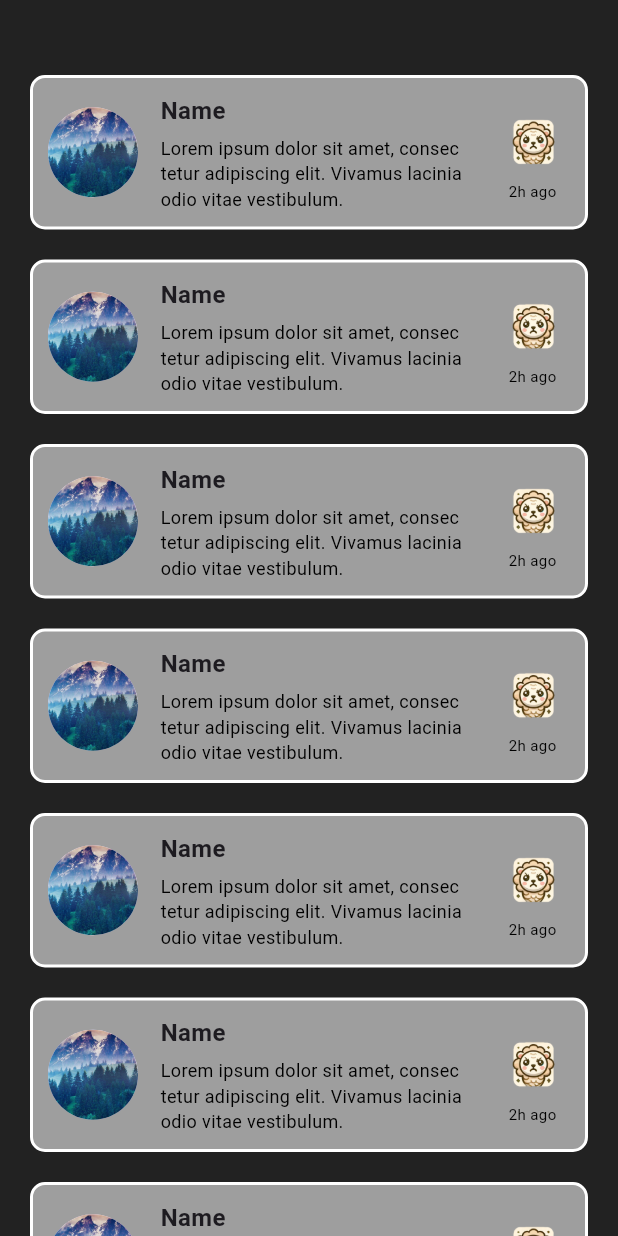
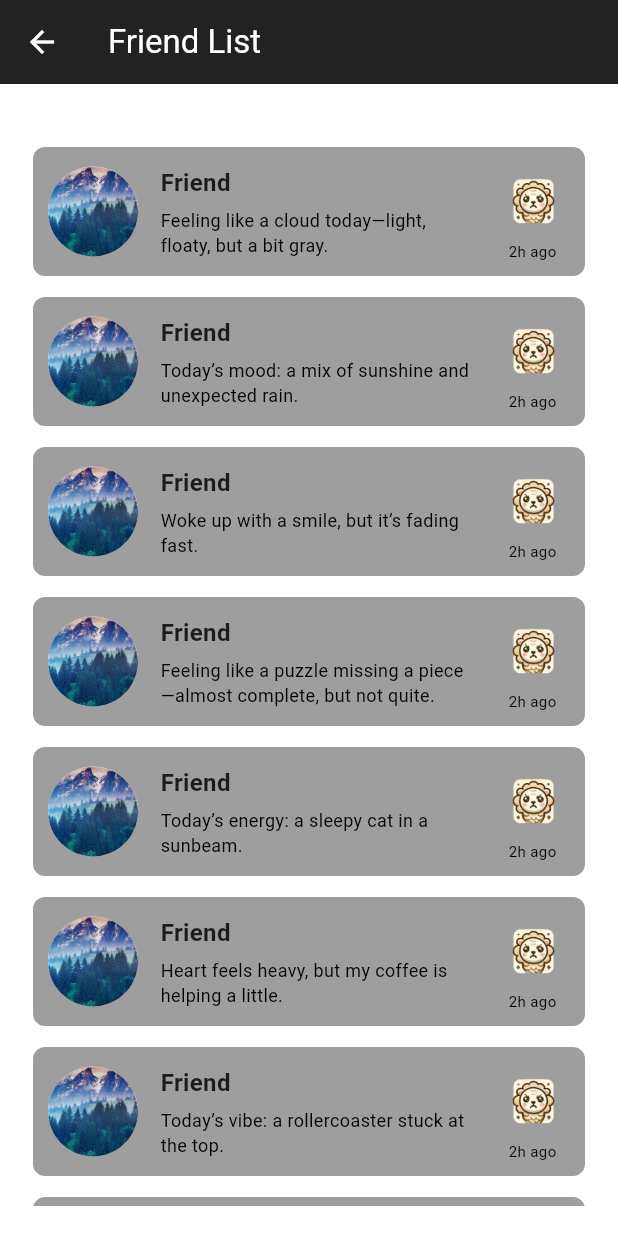
Before and after one commit to riskilinardi/ShiokWeather, a Flutter app: the Friendlistpage screen opened directly, on a phone screen of 412 x 824 dp. Run offline on Flutter 3.47's test engine with Material 3 defaults, Android fonts, the phone set to English and light mode, and no system bars; our stand-ins replace curved_navigation_bar, flutter_map, gap, image_picker, latlong2, material_design_icons_flutter and 3 more; accounts and stored records are empty.

Commit message:
Added mood pages and json file

```diff
--- /dev/null
+++ b/assets/mood.json
@@ -0,0 +1,41 @@
+{
+  "content": [
+    {
+      "fun_fact": "Foggy days are like the world using a soft-focus filter. Everything looks mysterious and romantic...until you trip over a curb."
+    },
+    {
+      "comments": [
+        {
+          "comment1": "Feeling like a cloud today—light, floaty, but a bit gray."
+        },
+        {
+          "comment2": "Today’s mood: a mix of sunshine and unexpected rain."
+        },
+        {
+          "comment3": "Woke up with a smile, but it’s fading fast."
+        },
+        {
+          "comment4": "Feeling like a puzzle missing a piece—almost complete, but not quite."
+        },
+        {
+          "comment5": "Today’s energy: a sleepy cat in a sunbeam."
+        },
+        {
+          "comment6": "Heart feels heavy, but my coffee is helping a little."
+        },
+        {
+          "comment7": "Today’s vibe: a rollercoaster stuck at the top."
+        },
+        {
+          "comment8": "Feeling like a burst of confetti—chaotic but colorful."
+        },
+        {
+          "comment9": "Today’s mood: a quiet river with hidden currents."
+        },
+        {
+          "comment10": "Feeling like a song stuck on repeat—familiar but tiring."
+        }
+      ]
+    }
+  ]
+}
--- a/lib/db.dart
+++ b/lib/db.dart
@@ -48,6 +48,31 @@ class FloodReport {
   }
 }
 
+// To help store data for mood
+class Mood {
+  final int? id;
+  final String status;
+  final String imagePath;
+
+  Mood({this.id, required this.status, required this.imagePath});
+
+  Map<String, dynamic> toMap() {
+    return {
+      'id': id,
+      'status': status,
+      'imagePath': imagePath,
+    };
+  }
+
+  factory Mood.fromMap(Map<String, dynamic> map) {
+    return Mood(
+      id: map['id'],
+      status: map['status'],
+       imagePath: map['imagePath'],
+    );
+  }
+}
+
 class DatabaseHelper {
   static final DatabaseHelper instance = DatabaseHelper._instance();
   static Database? _database;
@@ -63,7 +88,11 @@ class DatabaseHelper {
     String databasesPath = await getDatabasesPath();
     String path = join(databasesPath, 'shiokweather.db');
 
-    return await openDatabase(path, version: 1, onCreate: _onCreate);
+    return await openDatabase(
+      path,
+      version: 1,
+      onCreate: _onCreate,
+    );
   }
 
   Future _onCreate(Database db, int version) async {
@@ -82,6 +111,14 @@ class DatabaseHelper {
         photo TEXT,
         description TEXT,
         location TEXT
+      )
+    ''');
+
+    await db.execute('''
+      CREATE TABLE mood (
+        id INTEGER PRIMARY KEY,
+        status TEXT,
+        imagePath TEXT
       )
     ''');
   }
@@ -126,7 +163,6 @@ class DatabaseHelper {
     }
   }
 
-  // Flood Report Function
   Future<int> insertFloodReport(FloodReport fr) async {
     Database db = await instance.db;
     return await db.insert('floodreport', fr.toMap(), conflictAlgorithm: ConflictAlgorithm.replace);
@@ -147,4 +183,18 @@ class DatabaseHelper {
     return await db.delete('floodreport', where: 'id = ?', whereArgs: [id]);
   }
 
+  Future<int> insertMood(Mood m) async {
+    Database db = await instance.db;
+    return await db.insert('mood', m.toMap(), conflictAlgorithm: ConflictAlgorithm.replace);
   }
+
+  Future<List<Map<String, dynamic>>> queryAllMood() async {
+    Database db = await instance.db;
+    return await db.query('mood');
+  }
+
+  Future<int> updateMood(Mood m) async {
+    Database db = await instance.db;
+    return await db.update('mood', m.toMap(), where: 'id = ?', whereArgs: [m.id]);
+  }
+}
--- a/lib/friendlistpage.dart
+++ b/lib/friendlistpage.dart
@@ -1,4 +1,6 @@
 import 'package:flutter/material.dart';
+import 'package:flutter/services.dart' show rootBundle;
+import 'dart:convert';
 
 class Friendlistpage extends StatefulWidget {
   @override
@@ -6,32 +8,81 @@ class Friendlistpage extends StatefulWidget {
 }
 
 class _FriendlistpageState extends State<Friendlistpage> {
-  String comment = "Lorem ipsum dolor sit amet, consec tetur adipiscing elit. Vivamus lacinia odio vitae vestibulum.";
+  List<String> comments = ["Loading comments..."];
+
+  Future<void> loadJsonAsset() async {
+    try {
+      final String jsonString = await rootBundle.loadString('assets/mood.json');
+      final data = jsonDecode(jsonString);
+
+      //Print JSON structure
+      print("JSON Data: $data");
+
+      if (data.containsKey('content') && data['content'] is List && data['content'].length > 1) {
+        var commentsSection = data['content'][1];
+
+        if (commentsSection.containsKey('comments') && commentsSection['comments'] is List) {
+          List<String> loadedComments = [];
+
+          for (var entry in commentsSection['comments']) {
+            if (entry is Map<String, dynamic>) {
+              loadedComments.addAll(entry.values.map((e) => e.toString()));
+            }
+          }
+
+          setState(() {
+            comments = loadedComments.isNotEmpty ? loadedComments : ["No comments found"];
+          });
+
+          print("Loaded Comments: $comments");
+        } else {
+          print("Error: 'comments' key is missing or empty.");
+        }
+      } else {
+        print("Error: 'content' key is missing or has insufficient elements.");
+      }
+    } catch (e) {
+      print("Error loading JSON: $e");
+    }
+  }
+
+  @override
+  void initState() {
+    super.initState();
+    loadJsonAsset();
+  }
 
   @override
   Widget build(BuildContext context) {
     return Scaffold(
-      backgroundColor: Colors.black87,
-      body: SingleChildScrollView(
+      backgroundColor: Colors.white,
+      appBar: AppBar(
+        backgroundColor: Colors.black87,
+        leading: IconButton(
+          icon: Icon(Icons.arrow_back, color: Colors.white),
+          onPressed: () {
+            Navigator.pop(context);
+          },
+        ),
+        title: Text("Friend List", style: TextStyle(color: Colors.white)),
+      ),
+      body: Padding(
         padding: EdgeInsets.all(20.0),
         child: Column(
           crossAxisAlignment: CrossAxisAlignment.center,
           children: [
-            SizedBox(height: 30),
-            _displayBox("Name", comment),
             SizedBox(height: 20),
-            _displayBox("Name", comment),
-            SizedBox(height: 20),
-            _displayBox("Name", comment),
-            SizedBox(height: 20),
-            _displayBox("Name", comment),
-            SizedBox(height: 20),
-            _displayBox("Name", comment),
-            SizedBox(height: 20),
-            _displayBox("Name", comment),
-            SizedBox(height: 20),
-            _displayBox("Name", comment),
-            SizedBox(height: 20)
+            Expanded(
+              child: ListView.builder(
+                itemCount: comments.length,
+                itemBuilder: (context, index) {
+                  return Padding(
+                    padding: const EdgeInsets.only(bottom: 10.0),
+                    child: _displayBox("Friend", comments[index]),
+                  );
+                },
+              ),
+            ),
           ],
         ),
       ),
@@ -49,10 +100,10 @@ class _FriendlistpageState extends State<Friendlistpage> {
       child: Row(
         children: [
           CircleAvatar(
-            radius: 30, // Set the radius for the circle
-            backgroundImage: AssetImage('assets/images/background.png'), // Your image on the left
+            radius: 30,
+            backgroundImage: AssetImage('assets/images/background.png'),
           ),
-          SizedBox(width: 15), // Space between the image and the text
+          SizedBox(width: 15),
           Expanded(
             child: Column(
               crossAxisAlignment: CrossAxisAlignment.start,
@@ -61,7 +112,7 @@ class _FriendlistpageState extends State<Friendlistpage> {
                   title,
                   style: TextStyle(fontSize: 16, fontWeight: FontWeight.bold),
                 ),
-                SizedBox(height: 5), // Space between title and content
+                SizedBox(height: 5),
                 Text(
                   content,
                   style: TextStyle(fontSize: 12, color: Colors.black),
@@ -69,18 +120,17 @@ class _FriendlistpageState extends State<Friendlistpage> {
               ],
             ),
           ),
-          SizedBox(width: 15), // Space before the second image
-          // Column to display image and text below it
+          SizedBox(width: 15),
           Column(
             children: [
               Image.asset(
                 'assets/images/sunny.png',
-                width: 50,  // Set the width of the image
-                height: 50, // Set the height of the image
+                width: 50,
+                height: 50,
               ),
-              SizedBox(height: 2), // Space between the image and the text
+              SizedBox(height: 2),
               Text(
-                "2h ago",  // Time text below the image
+                "2h ago",
                 style: TextStyle(fontSize: 10, color: Colors.black),
               ),
             ],
--- a/lib/main.dart
+++ b/lib/main.dart
@@ -7,6 +7,7 @@ import 'db.dart';
 import 'profilepage.dart';
 import 'reportpage.dart';
 import 'friendlistpage.dart';
+import 'moodpage.dart';
 import 'package:curved_navigation_bar/curved_navigation_bar.dart';
 import 'package:material_design_icons_flutter/material_design_icons_flutter.dart';
 
@@ -30,7 +31,7 @@ class _MainPage extends State<MainPage> {
     MapPage(),
     HomePage(),
     UserTablePage(),
-    Friendlistpage()
+    Moodpage()
     ];
   GlobalKey _bottomNavigationKey = GlobalKey();
 
--- a/pubspec.yaml
+++ b/pubspec.yaml
@@ -72,6 +72,7 @@ flutter:
   #   - images/a_dot_ham.jpeg
   assets:
     - assets/images/
+    - assets/mood.json
 
   # An image asset can refer to one or more resolution-specific "variants", see
   # https://flutter.dev/assets-and-images/#resolution-aware.
```
Also changed, not shown: lib/moodpage.dart (added, +196 -0 lines), lib/surveypage.dart (added, +206 -0 lines). Lines whose indentation alone changed are shown as unchanged.
